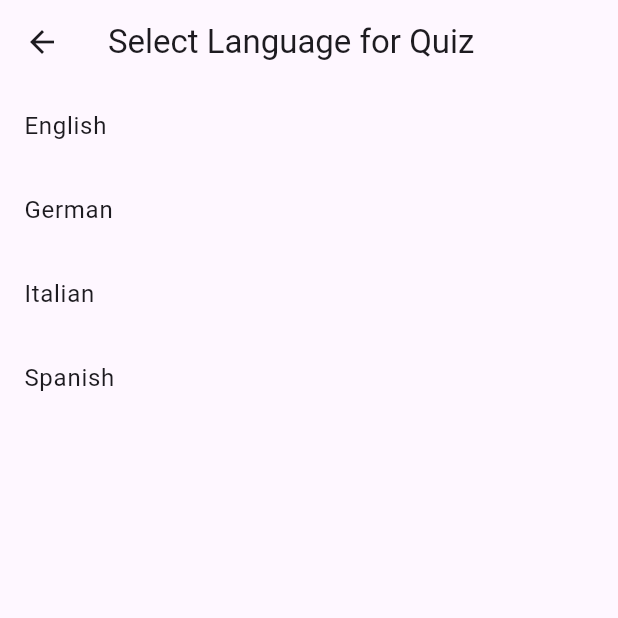
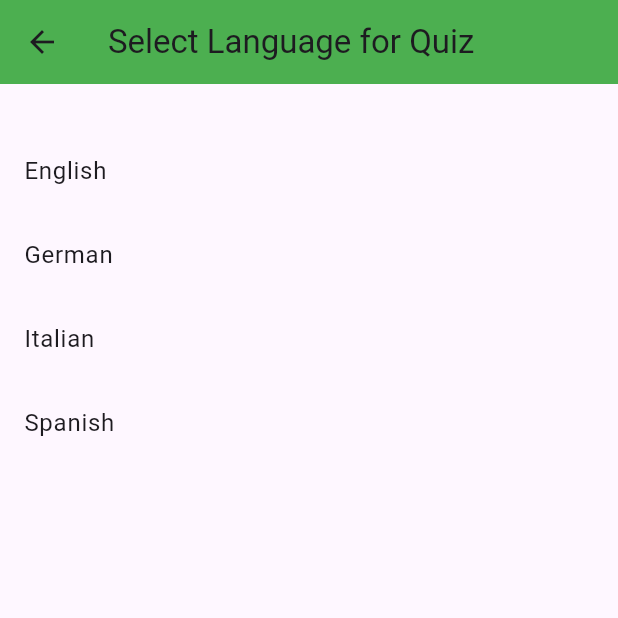
Before and after one commit to UAS-Projek-PemogramanMultiPlatform-API/uas_projek_edukasi_flutter, a Flutter app: the screen it shows after launch, after a tap on "Quiz", on a phone screen of 412 x 824 dp, the top half of it. Run offline on Flutter 3.47's test engine with Material 3 defaults, Android fonts, the phone set to English and light mode, and no system bars; our stand-ins replace shared_preferences; network calls fail.

Commit message:
Membuat halaman forum_diskusi.dart, dimana berisi fitur mengirim pesan, lalu menambahkan import package pada category.dart dan navigasi ke halaman forum_diskusi.dart. Selain itu juga mengubah appbar pada quiz.dart

```diff
--- a/lib/quiz.dart
+++ b/lib/quiz.dart
@@ -10,8 +10,12 @@ class QuizLanguageSelectionPage extends StatelessWidget {
     return Scaffold(
       appBar: AppBar(
         title: const Text('Select Language for Quiz'),
+        backgroundColor: const Color(0xFF4CAF50),
       ),
-      body: ListView.builder(
+      body: Stack(
+        children: [
+          ListView.builder(
+            padding: const EdgeInsets.only(top: 30), // Add padding to avoid overlapping with the back button
             itemCount: languages.length,
             itemBuilder: (context, index) {
               return ListTile(
@@ -26,6 +30,8 @@ class QuizLanguageSelectionPage extends StatelessWidget {
                 },
               );
             },
+          ),
+        ],
       ),
     );
   }
@@ -155,7 +161,10 @@ class QuizPage extends StatelessWidget {
       appBar: AppBar(
         title: Text('$language Quiz'),
       ),
-      body: ListView.builder(
+      body: Stack(
+        children: [
+          ListView.builder(
+            padding: const EdgeInsets.only(top: 30), // Add padding to avoid overlapping with the back button
             itemCount: questions.length,
             itemBuilder: (context, index) {
               return QuizQuestion(
@@ -164,6 +173,8 @@ class QuizPage extends StatelessWidget {
                 correctAnswer: questions[index]['correctAnswer'] as String,
               );
             },
+          ),
+        ],
       ),
     );
   }
--- a/lib/widget/category.dart
+++ b/lib/widget/category.dart
@@ -1,5 +1,6 @@
 import 'package:flutter/material.dart';
 import 'package:projek_aplikasi_edukasi_uas/quiz.dart';
+import 'package:projek_aplikasi_edukasi_uas/forum_diskusi.dart';
 
 class Category extends StatelessWidget {
   final String name;
@@ -21,6 +22,11 @@ class Category extends StatelessWidget {
           Navigator.push(
             context,
             MaterialPageRoute(builder: (context) => QuizLanguageSelectionPage()), // Navigate to QuizLanguageSelectionPage
+          );
+        } else if (name == 'Forum Diskusi') { // Check if the category is Forum Diskusi
+          Navigator.push(
+            context,
+            MaterialPageRoute(builder: (context) => ForumDiscussionPage()), // Navigate to ForumDiskusiPage
           );
         }
       },
```
Also changed, not shown: lib/forum_diskusi.dart (added, +88 -0 lines). Lines whose indentation alone changed are shown as unchanged.
